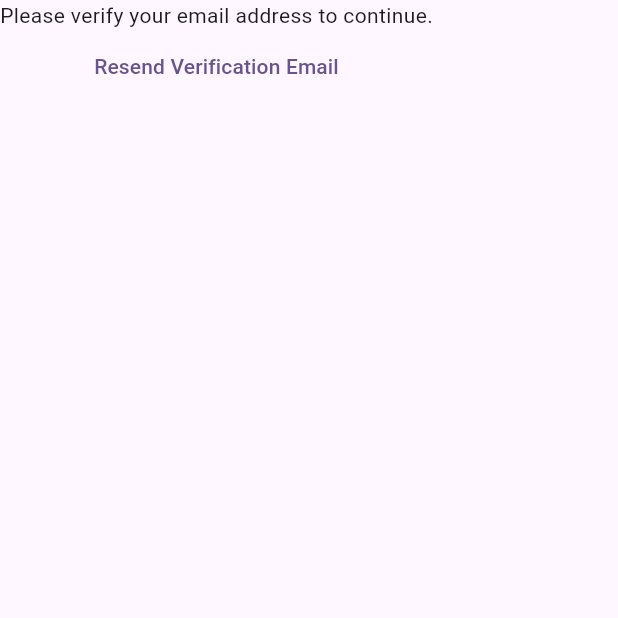
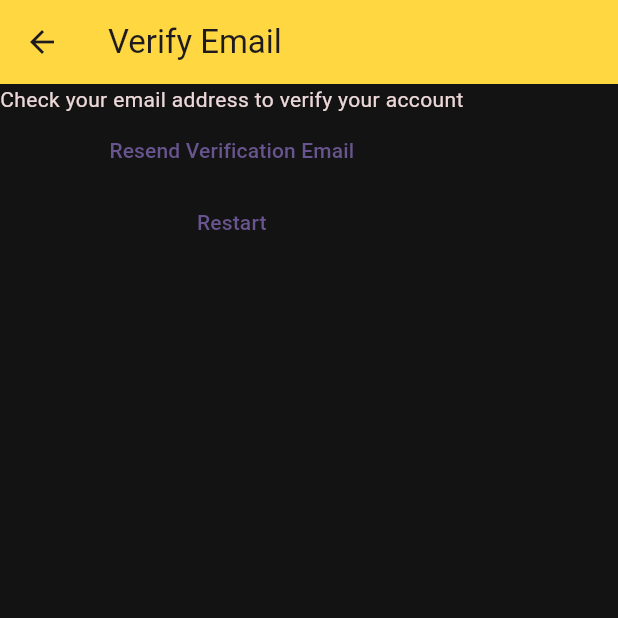
Before and after one commit to hastemadlad/vandad-course-mynotes-project, a Flutter app: the EmailVerificationView screen opened directly, on a phone screen of 412 x 824 dp, the top half of it. Run offline on Flutter 3.47's test engine with Material 3 defaults, Android fonts, the phone set to English and light mode, and no system bars; our stand-ins replace firebase_auth, firebase_core; accounts and stored records are empty.

Commit message:
added smooth transition to email verification and solved some loop holes

```diff
--- a/lib/constants/routes.dart
+++ b/lib/constants/routes.dart
@@ -1,3 +1,4 @@
 const loginRoute = '/Login/';
 const registerRoute = '/Register/';
 const notesRoute = '/Notes/';
+const verifyEmailRoute = '/VerifyEmail/';
--- a/lib/main.dart
+++ b/lib/main.dart
@@ -22,6 +22,7 @@ void main() {
         loginRoute: (context) => const LoginView(),
         registerRoute: (context) => const RegisterView(),
         notesRoute: (context) => const NotesView(),
+        verifyEmailRoute: (context) => const EmailVerificationView(),
       },
     ),
   );
@@ -133,3 +134,5 @@ Future<bool> logoutDialogue(BuildContext context) {
     },
   ).then((value) => value ?? false);
 }
+
+//chap21 15:02
--- a/lib/verify_email_view.dart
+++ b/lib/verify_email_view.dart
@@ -1,5 +1,6 @@
 import 'package:firebase_auth/firebase_auth.dart';
 import 'package:flutter/material.dart';
+import 'package:learningdart/constants/routes.dart';
 
 class EmailVerificationView extends StatefulWidget {
   const EmailVerificationView({super.key});
@@ -11,9 +12,18 @@ class EmailVerificationView extends StatefulWidget {
 class _EmailVerificationViewState extends State<EmailVerificationView> {
   @override
   Widget build(BuildContext context) {
-    return Column(
+    return Scaffold(
+      backgroundColor: const Color.fromARGB(255, 19, 19, 19),
+      appBar: AppBar(
+        title: const Text('Verify Email'),
+        backgroundColor: Colors.amberAccent,
+      ),
+      body: Column(
         children: [
-        Text('Please verify your email address to continue.'),
+          Text(
+            'Check your email address to verify your account',
+            style: TextStyle(color: const Color.fromARGB(255, 236, 216, 216)),
+          ),
           TextButton(
             onPressed: () async {
               final user = FirebaseAuth.instance.currentUser;
@@ -21,7 +31,17 @@ class _EmailVerificationViewState extends State<EmailVerificationView> {
             },
             child: const Text("Resend Verification Email"),
           ),
+          TextButton(
+            onPressed: () async {
+              await FirebaseAuth.instance.signOut();
+              Navigator.of(
+                context,
+              ).pushNamedAndRemoveUntil(registerRoute, (route) => false);
+            },
+            child: const Text("Restart"),
+          ),
         ],
+      ),
     );
   }
 }
```
Also changed, not shown: lib/login&reg_views.dart (+34 -9 lines), lib/utilities/errordialogue.dart (added, +21 -0 lines), lib/services/auth/auth_exceptions.dart (added). Lines whose indentation alone changed are shown as unchanged.
